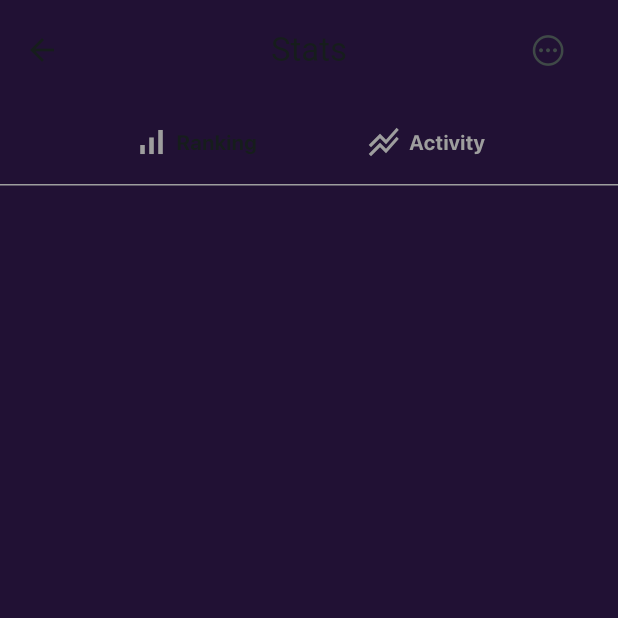
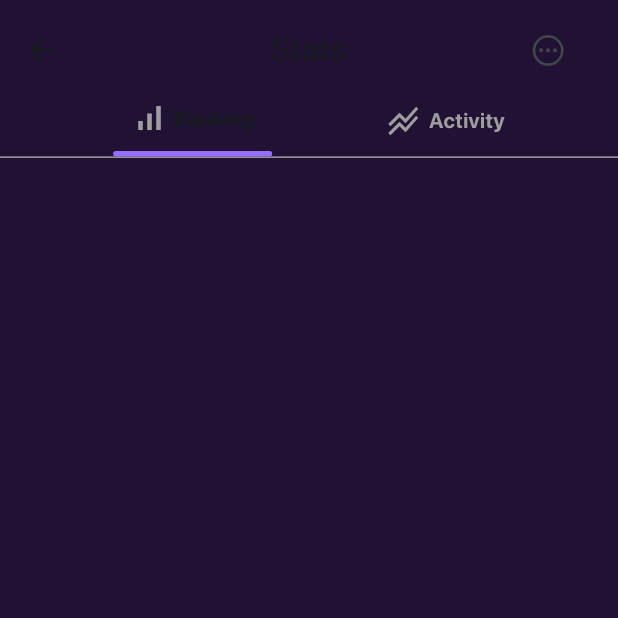
Before and after one commit to Amro27code/mini-nft-marketPlace, a Flutter app: the StatesPage screen opened by its route, on a phone screen of 412 x 824 dp, the top half of it. Run offline on Flutter 3.47's test engine with Material 3 defaults, Android fonts, the phone set to English and light mode, and no system bars.

Commit message:
complete app title stats without shadow

```diff
--- a/lib/core/ReUseFiles/color_manager.dart
+++ b/lib/core/ReUseFiles/color_manager.dart
@@ -4,9 +4,12 @@ class ColorManager {
   static const Color whiteColor = Colors.white;
   static const Color blueColor = Colors.blue;
   static const Color pinkColor = Colors.pink;
+  static const Color greyColor = Colors.grey;
   static  Color whiteColor50Opacity = Colors.white.withOpacity(0.5);
   static  Color whiteColor30Alpha = ColorManager.whiteColor.withAlpha(30);
   static const Color backgroundOnB1 = Color(0xff5C6098);
+  static const Color lightBlue = Color(0xff97A9F6);
+  static const Color lightBlueStats = Color(0xff976dff);
   static const Color backgroundOnB2 = Color(0xff767CB2);
   static const Color transparentColor = Colors.transparent;
   static const Color subtitleCardOnB = Color.fromRGBO(245, 245, 245, 0.7);
--- a/lib/core/ReUseFiles/text_style_manager.dart
+++ b/lib/core/ReUseFiles/text_style_manager.dart
@@ -54,7 +54,7 @@ class TextStyleManager {
   );
   static const TextStyle appTitleStatsNonActive = TextStyle(
     fontWeight: FontWeight.bold,
-    color: Colors.grey,
+    color: ColorManager.greyColor,
     fontFamily: FontFamilyManager.sfProDisplay,
   );
 }
--- a/lib/features/states/screens/state_screen.dart
+++ b/lib/features/states/screens/state_screen.dart
@@ -29,25 +29,46 @@ class StatesPage extends StatelessWidget {
       body: Column(
         children: [
           Container(
-            padding: const EdgeInsets.all(16),
+            // padding: const EdgeInsets.only(16),
             decoration: BoxDecoration(
-              border: Border(bottom: BorderSide(color: Colors.grey)),
+              border: Border(bottom: BorderSide(color: ColorManager.greyColor)),
             ),
             child: Row(
               mainAxisAlignment: .spaceEvenly,
               children: [
-                Row(
+                Column(
+                  children: [
+                    Padding(
+                      padding: const EdgeInsets.only(bottom: 10.0),
+                      child: Row(
                         mainAxisSize: .min,
                         spacing: 5,
                         children: [
-                    Icon(IconsManager.probabilityBnb, color: Colors.grey),
+                          Icon(
+                            IconsManager.probabilityBnb,
+                            color: ColorManager.greyColor,
+                          ),
                           Text(
                             "Ranking",
                             style: TextStyleManager.appTitleStatsActive,
                           ),
                         ],
                       ),
-                Row(
+                    ),
+                    Container(
+                      width: 106,
+                      height: 3.6,
+                      decoration: BoxDecoration(
+                        // boxShadow: [],
+                        color: ColorManager.lightBlueStats,
+                        borderRadius: BorderRadius.circular(27),
+                      ),
+                    ),
+                  ],
+                ),
+                Padding(
+                  padding: const EdgeInsets.only(bottom: 10.0),
+                  child: Row(
                     mainAxisSize: .min,
                     spacing: 5,
                     children: [
@@ -57,6 +78,7 @@ class StatesPage extends StatelessWidget {
                         style: TextStyleManager.appTitleStatsNonActive,
                       ),
                     ],
+                  ),
                 ),
               ],
             ),
```
Lines whose indentation alone changed are shown as unchanged.
